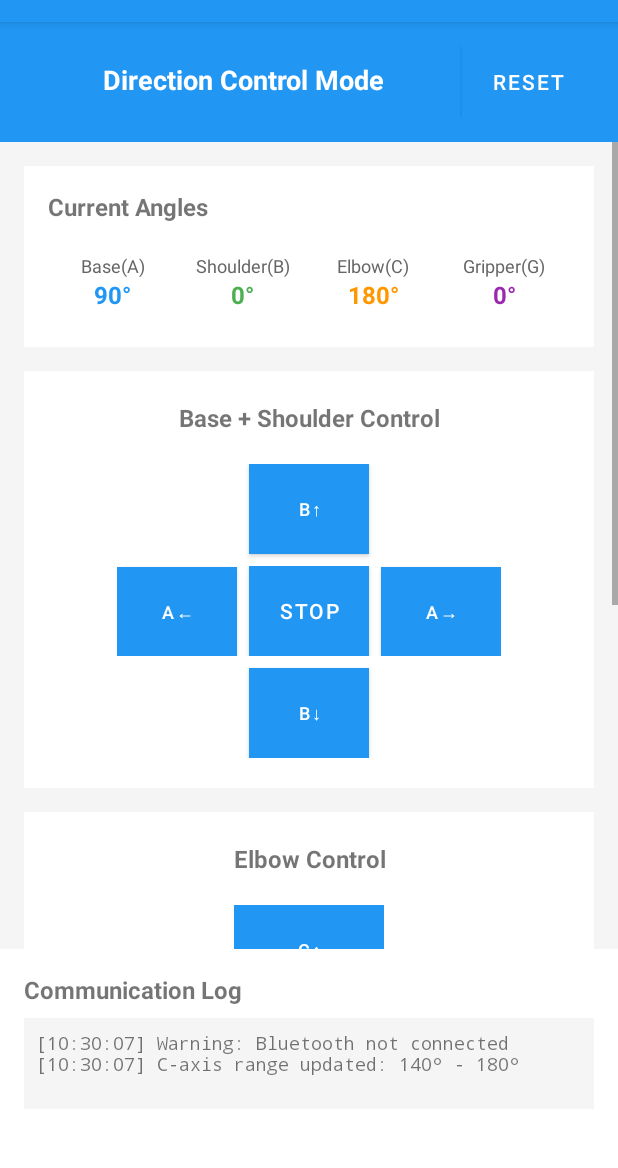
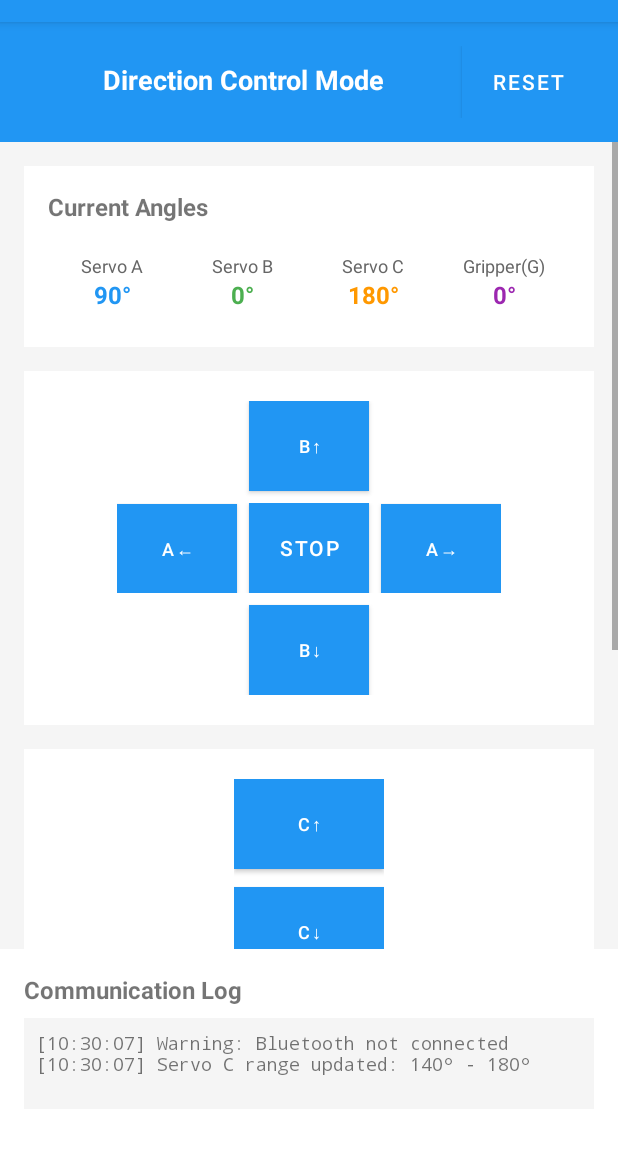
Before and after one commit to Ethylene/IndividualProject, an Android app: the DirectionControlActivity screen opened directly, with no data from a screen before it, on a phone screen of 412 x 824 dp, the part 62-1230 px from its top. Run offline under Robolectric (Android 15) with nearby library versions, the phone set to English and light mode, and no system bars.

Commit message:
UI change

```diff
--- a/APP/andriod_app1/app/src/main/java/com/example/miniarmcontroller/DirectionControlActivity.java
+++ b/APP/andriod_app1/app/src/main/java/com/example/miniarmcontroller/DirectionControlActivity.java
@@ -325,14 +325,14 @@ public class DirectionControlActivity extends AppCompatActivity implements Bluet
         // 调整当前肘部角度以适应新范围
         if (currentServoC < servoCMin) {
             currentServoC = servoCMin;
-            addLog("C-axis angle adjusted to minimum: " + currentServoC + "°");
+            addLog("Servo C adjusted to minimum: " + currentServoC + "°");
         } else if (currentServoC > servoCMax) {
             currentServoC = servoCMax;
-            addLog("C-axis angle adjusted to maximum: " + currentServoC + "°");
+            addLog("Servo C adjusted to maximum: " + currentServoC + "°");
         }
 
         // 在日志中显示C轴范围更新
-        addLog("C-axis range updated: " + servoCMin + "° - " + servoCMax + "°");
+        addLog("Servo C range updated: " + servoCMin + "° - " + servoCMax + "°");
     }
 
     private void updateCurrentDisplay() {
--- a/APP/andriod_app1/app/src/main/java/com/example/miniarmcontroller/SliderControlActivity.java
+++ b/APP/andriod_app1/app/src/main/java/com/example/miniarmcontroller/SliderControlActivity.java
@@ -216,7 +216,7 @@ public class SliderControlActivity extends AppCompatActivity implements Bluetoot
         seekbarServoC.setProgress(currentServoC - servoCMin);
 
         // 更新显示
-        tvServoCRange.setText("Elbow Servo (" + servoCMin + "°-" + servoCMax + "°)");
+        tvServoCRange.setText("Servo C (" + servoCMin + "°-" + servoCMax + "°)");
         updateServoCDisplay();
     }
 
--- a/APP/andriod_app1/app/src/main/res/layout/activity_direction_control.xml
+++ b/APP/andriod_app1/app/src/main/res/layout/activity_direction_control.xml
@@ -75,7 +75,7 @@
                         <TextView
                             android:layout_width="wrap_content"
                             android:layout_height="wrap_content"
-                            android:text="Base(A)"
+                            android:text="Servo A"
                             android:textSize="12sp"
                             android:textColor="#666666" />
                         <TextView
@@ -98,7 +98,7 @@
                         <TextView
                             android:layout_width="wrap_content"
                             android:layout_height="wrap_content"
-                            android:text="Shoulder(B)"
+                            android:text="Servo B"
                             android:textSize="12sp"
                             android:textColor="#666666" />
                         <TextView
@@ -121,7 +121,7 @@
                         <TextView
                             android:layout_width="wrap_content"
                             android:layout_height="wrap_content"
-                            android:text="Elbow(C)"
+                            android:text="Servo C"
                             android:textSize="12sp"
                             android:textColor="#666666" />
                         <TextView
@@ -170,14 +170,14 @@
                 android:padding="20dp"
                 android:layout_marginBottom="16dp">
 
-                <TextView
+                <!-- <TextView
                      android:layout_width="match_parent"
                      android:layout_height="wrap_content"
-                    android:text="Base + Shoulder Control"
+                     android:text="Servo A + Shoulder Control"
                      android:textSize="16sp"
                      android:textStyle="bold"
                      android:gravity="center"
-                    android:layout_marginBottom="20dp" />
+                     android:layout_marginBottom="20dp" />-->
 
                  <!-- 十字控制布局 -->
                 <LinearLayout
@@ -258,14 +258,14 @@
                 android:padding="20dp"
                 android:layout_marginBottom="16dp">
 
-                <TextView
+                <!-- <TextView
                     android:layout_width="match_parent"
                     android:layout_height="wrap_content"
                     android:text="Elbow Control"
                     android:textSize="16sp"
                     android:textStyle="bold"
                     android:gravity="center"
-                    android:layout_marginBottom="20dp" />
+                    android:layout_marginBottom="20dp" />-->
 
                 <!-- C轴控制 -->
                 <LinearLayout
```
Also changed, not shown: APP/andriod_app1/app/src/main/res/layout/activity_slider_control.xml (+4 -4 lines). Lines whose indentation alone changed are shown as unchanged.
